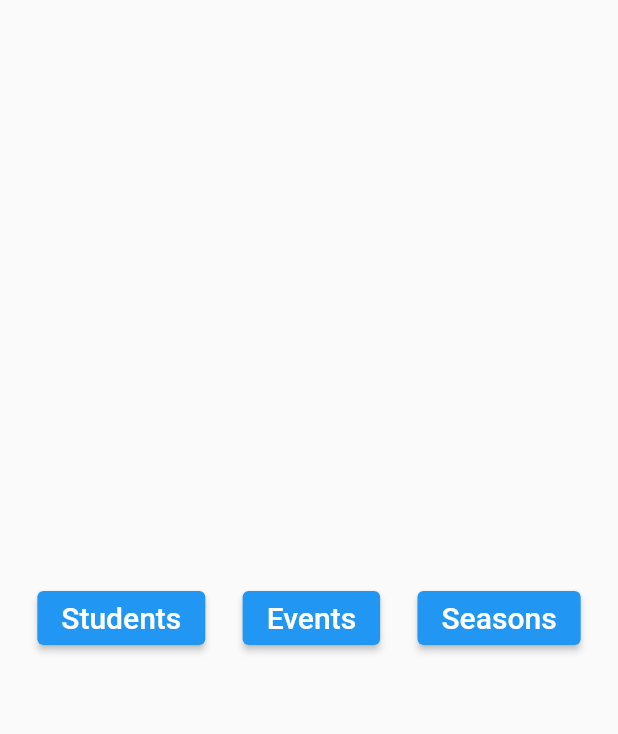
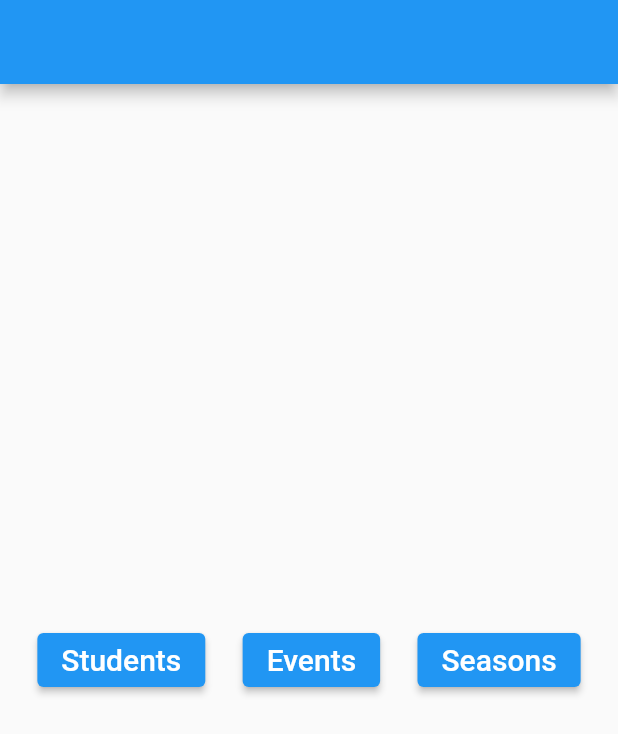
Before and after one commit to AhmedAbdoElhawary/scouts_systems_project, a Flutter app: the screen it shows after launch, on a phone screen of 412 x 824 dp. Shown: the top 734 px of the screen. Run offline on Flutter 3.47's test engine with Material 2 defaults, Android fonts, the phone set to English and light mode, and no system bars; our stand-ins replace cloud_firestore, firebase_auth, firebase_core, fluttertoast, random_string; accounts and stored records are empty.

Commit message:
add AppBar

```diff
--- a/lib/home_screen.dart
+++ b/lib/home_screen.dart
@@ -10,8 +10,8 @@ class HomeScreen extends StatelessWidget {
   @override
   Widget build(BuildContext context) {
     return Scaffold(
-      body: SafeArea(
-        child: Center(
+      appBar: AppBar(),
+      body: Center(
         child: Row(
           crossAxisAlignment: CrossAxisAlignment.center,
           mainAxisAlignment: MainAxisAlignment.spaceEvenly,
@@ -22,7 +22,6 @@ class HomeScreen extends StatelessWidget {
           ],
         ),
       ),
-      ),
     );
   }
 }
```
Lines whose indentation alone changed are shown as unchanged.
